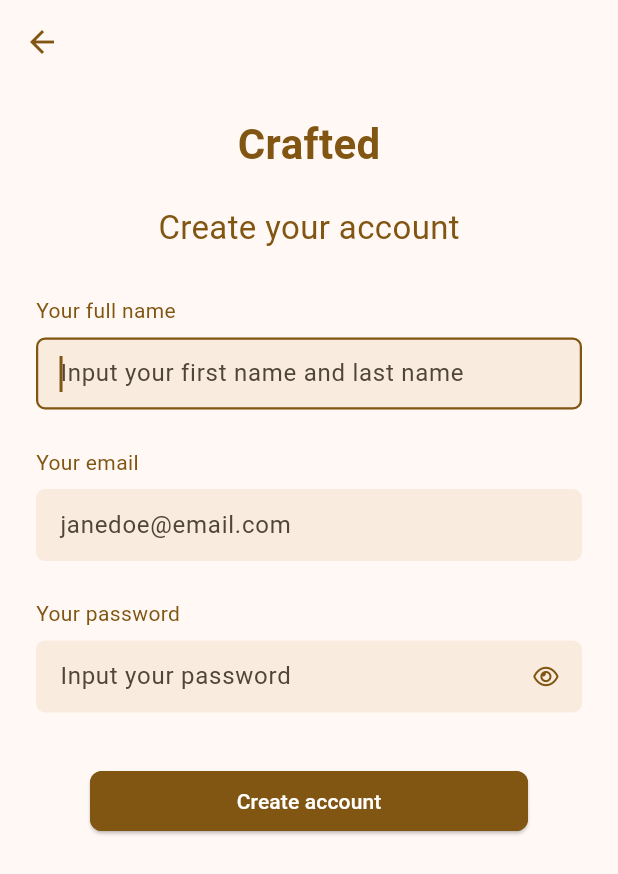
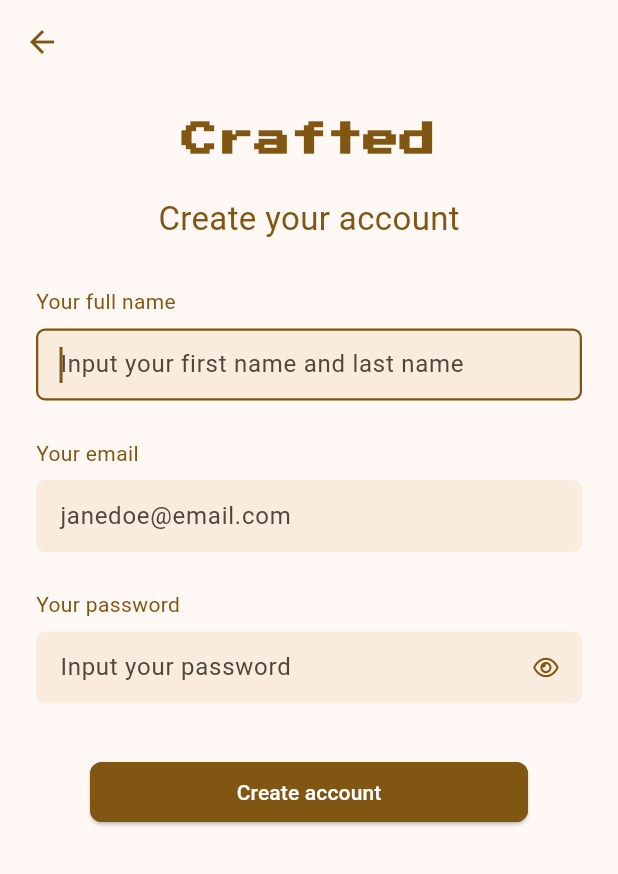
Before and after one commit to prxsss/crafted, a Flutter app: the screen it shows after launch, after a tap on "Sign up with Email", on a phone screen of 412 x 824 dp. Shown: the top 874 px of the screen. Run offline on Flutter 3.47's test engine with Material 3 defaults, Android fonts, the phone set to English and light mode, and no system bars; our stand-ins replace cloud_firestore, dio, dotted_border, firebase_auth, firebase_core, flutter_dotenv and 6 more; missing offline and left inert: markdown; accounts and stored records are empty.

Commit message:
feat: integrate Google Fonts for improved typography across sign-in and sign-up screens

```diff
--- a/lib/presentation/screens/sign_up_choice_screen.dart
+++ b/lib/presentation/screens/sign_up_choice_screen.dart
@@ -5,6 +5,7 @@ import 'package:flutter/material.dart';
 
 import 'package:crafted/presentation/screens/sign_up_form_screen.dart';
 import 'package:font_awesome_flutter/font_awesome_flutter.dart';
+import 'package:google_fonts/google_fonts.dart';
 import 'package:google_sign_in/google_sign_in.dart';
 
 class SignUpChoiceScreen extends StatelessWidget {
@@ -51,9 +52,14 @@ class SignUpChoiceScreen extends StatelessWidget {
   Widget build(BuildContext context) {
     return Scaffold(
       appBar: AppBar(
-        title: const Text(
+        title: Text(
           'Crafted',
-          style: TextStyle(fontSize: 28, fontWeight: FontWeight.bold),
+          style: GoogleFonts.pressStart2p(
+            textStyle: const TextStyle(
+              fontSize: 24,
+              fontWeight: FontWeight.bold,
+            ),
+          ),
         ),
         centerTitle: true,
       ),
@@ -68,11 +74,18 @@ class SignUpChoiceScreen extends StatelessWidget {
               child: Text(
                 'Human stories and ideas.',
                 textAlign: TextAlign.center,
-                style: TextStyle(
-                  fontSize: 48,
-                  fontWeight: FontWeight.w600,
-                  color: Theme.of(context).colorScheme.primary,
+                style: GoogleFonts.pressStart2p(
+                  textStyle: TextStyle(
+                    fontSize: 38,
+                    fontWeight: FontWeight.w600,
+                    color: Theme.of(context).colorScheme.primary,
+                  ),
                 ),
+                // style: TextStyle(
+                //   fontSize: 48,
+                //   fontWeight: FontWeight.w600,
+                //   color: Theme.of(context).colorScheme.primary,
+                // ),
               ),
             ),
             const SizedBox(height: 10),
--- a/lib/presentation/screens/sign_up_form_screen.dart
+++ b/lib/presentation/screens/sign_up_form_screen.dart
@@ -3,6 +3,7 @@ import 'package:crafted/main.dart';
 import 'package:firebase_auth/firebase_auth.dart' as auth;
 import 'package:flutter/material.dart';
 import 'package:font_awesome_flutter/font_awesome_flutter.dart';
+import 'package:google_fonts/google_fonts.dart';
 
 class SignUpFormScreen extends StatefulWidget {
   const SignUpFormScreen({super.key});
@@ -113,11 +114,18 @@ class _SignUpFormScreenState extends State<SignUpFormScreen> {
                 const SizedBox(height: 20),
                 Text(
                   'Crafted',
-                  style: TextStyle(
-                    fontSize: 28,
-                    fontWeight: FontWeight.bold,
-                    color: Theme.of(context).colorScheme.primary,
+                  style: GoogleFonts.pressStart2p(
+                    textStyle: TextStyle(
+                      fontSize: 24,
+                      fontWeight: FontWeight.bold,
+                      color: Theme.of(context).colorScheme.primary,
+                    ),
                   ),
+                  // style: TextStyle(
+                  //   fontSize: 28,
+                  //   fontWeight: FontWeight.bold,
+                  //   color: Theme.of(context).colorScheme.primary,
+                  // ),
                 ),
                 const SizedBox(height: 20),
                 Text(
--- a/pubspec.yaml
+++ b/pubspec.yaml
@@ -49,6 +49,7 @@ dependencies:
   uuid: ^4.5.1
   dio: ^5.8.0+1
   path_provider: ^2.1.5
+  google_fonts: ^6.2.1
 
 dev_dependencies:
   flutter_test:
```
Also changed, not shown: lib/presentation/screens/main_layout.dart (+8 -1 lines), lib/presentation/screens/sign_in_choice_screen.dart (+20 -6 lines), lib/presentation/screens/sign_in_form_screen.dart (+12 -4 lines), pubspec.lock.
